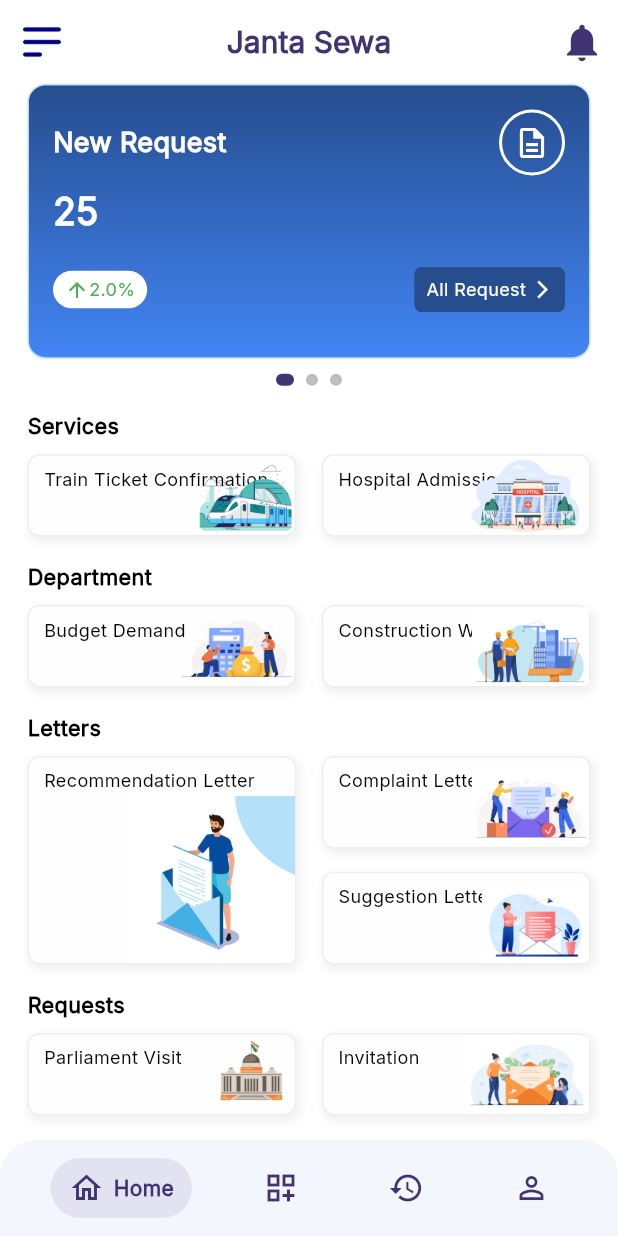
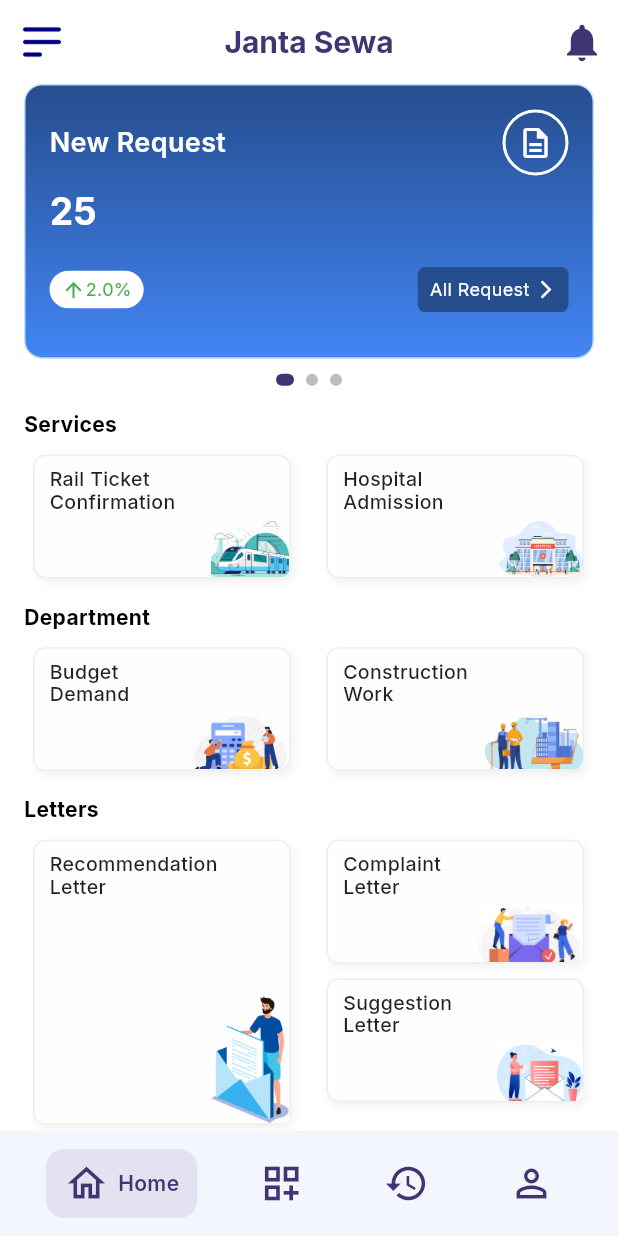
Before and after one commit to shail148/Admin-Janta-Sewa, a Flutter app: the screen it shows after launch, on a phone screen of 412 x 824 dp. Run offline on Flutter 3.47's test engine with Material 3 defaults, Android fonts, the light colour scheme and no system bars; drawn by our look-alikes of carousel_slider; our stand-ins replace file_picker, fl_chart, flutter_screenutil, flutter_svg, flutter_switch, get and 2 more.

Commit message:
implemented new_home_page

```diff
--- a/lib/bindings/app_bindings.dart
+++ b/lib/bindings/app_bindings.dart
@@ -1,4 +1,5 @@
 import 'package:admin_jantasewa/controllers/language/language_controller.dart';
+import 'package:admin_jantasewa/controllers/railTicket/rail_ticket_controller.dart';
 import 'package:admin_jantasewa/controllers/settings/report_issue_controller.dart';
 import 'package:admin_jantasewa/controllers/settings/setting_controller.dart';
 import 'package:get/get.dart';
@@ -16,6 +17,9 @@ class AppBinding extends Bindings {
    //
     Get.put<SettingsController>(SettingsController(), permanent: true);
 
+    Get.put<RailTicketController>(RailTicketController(), permanent: true);
+
+
 
 
   }
--- a/lib/components/home/custom_service_card_modern.dart
+++ b/lib/components/home/custom_service_card_modern.dart
@@ -1,71 +1,82 @@
 import 'package:flutter/material.dart';
 
 class CustomServiceCard extends StatelessWidget {
-  final String text;
+  final String title;
+  final double? height;
+  final double? width;
   final String imagePath;
   final VoidCallback onTap;
-  final double? width;
-  final double? height;
+  final double imageBoxFactor;
   final Color backgroundColor;
   final Color borderColor;
-  final double imageBoxFactor; // default 0.45
 
   const CustomServiceCard({
     super.key,
-    required this.text,
+    required this.title,
     required this.imagePath,
     required this.onTap,
+    this.height,
     this.width,
-    this.height,
+    this.imageBoxFactor = 0.45,
     this.backgroundColor = Colors.white,
     this.borderColor = const Color(0xFFEEEEEE),
-    this.imageBoxFactor = 0.45,
   });
 
   @override
   Widget build(BuildContext context) {
-    final screenWidth = MediaQuery.of(context).size.width;
-    final screenHeight = MediaQuery.of(context).size.height;
+    final double screenWidth = MediaQuery.of(context).size.width;
+    final double screenHeight = MediaQuery.of(context).size.height;
 
-    final cardWidth = width ?? screenWidth * 0.60;
-    final cardHeight = height ?? screenHeight * 0.14;
+    // keep default width similar to original admin card so two cards fit in a row
+   final double cardWidth = width ?? (screenWidth / 2.4);
+   // final cardWidth = width ?? screenWidth * 0.41;
+
+    // use a sensible default height (can be overridden)
+    final double cardHeight = height ?? (screenHeight * 0.10);
+
+    final double imgSize = (cardHeight < cardWidth ? cardHeight : cardWidth) * 0.8;
 
     return GestureDetector(
       onTap: onTap,
       child: Container(
+        height: cardHeight,
+        width: cardWidth,
         clipBehavior: Clip.antiAlias,
-        width: cardWidth,
-        height: cardHeight,
+        margin: const EdgeInsets.symmetric(horizontal: 6),
         decoration: BoxDecoration(
-          color: backgroundColor.withOpacity(0.90),
-          border: Border.all(color: borderColor),
+          color: backgroundColor.withOpacity(0.95),
           borderRadius: BorderRadius.circular(8),
+          border: Border.all(color: borderColor, width: 1),
           boxShadow: [
             BoxShadow(
               color: Colors.black.withOpacity(0.05),
-              spreadRadius: 1,
               blurRadius: 4,
               offset: const Offset(2, 3),
             ),
           ],
         ),
         child: Stack(
-          clipBehavior: Clip.none,
           children: [
-            Padding(
-              padding: const EdgeInsets.only(left: 10, top: 8),
+            // top-left title
+            Positioned(
+              left: 10,
+              top: 8,
+              right: imgSize * 0.4,
               child: Text(
-                text,
+                title,
                 style: const TextStyle(
-                  fontSize: 12,
-                  fontWeight: FontWeight.w400,
-                  color: Colors.black,
-                  height: 1.2,
+                  fontSize: 13,
+                  fontWeight: FontWeight.w500,
+                  color: Colors.black87,
+                  height: 1.15,
                 ),
                 maxLines: 2,
-                overflow: TextOverflow.ellipsis,
+                overflow: TextOverflow.visible,
+                softWrap: false,                   // prevents line break
               ),
             ),
+
+            // bottom-right image
             Positioned(
               bottom: 0,
               right: 0,
--- a/lib/components/home/new_modern_carousel.dart
+++ b/lib/components/home/new_modern_carousel.dart
@@ -258,6 +258,9 @@ class NotchedCardClipper extends CustomClipper<Path> {
     const notchHeight = 24.0;
     const notchRadius = 20.0;
 
+
+
+
     final path = Path();
 
     // Start at top-left with rounded corner
--- a/lib/components/home/request_carousel_slider.dart
+++ b/lib/components/home/request_carousel_slider.dart
@@ -36,6 +36,8 @@ class RequestCard extends StatelessWidget {
       height: screenHeight / 7,
      // margin: const EdgeInsets.symmetric(horizontal: 6),
       padding: const EdgeInsets.all(16),
+      //padding: const EdgeInsets.symmetric(vertical: 16, horizontal: 0),
+
       decoration: BoxDecoration(
         border: Border.all(color: Colors.blue.shade100),
         borderRadius: BorderRadius.circular(12),
--- a/lib/view/bottomPages/new_home_page.dart
+++ b/lib/view/bottomPages/new_home_page.dart
@@ -1,19 +1,18 @@
-import "package:admin_jantasewa/components/home/custom_service_card_modern.dart";
-import "package:admin_jantasewa/components/home/request_carousel_slider.dart";
-import "package:admin_jantasewa/view/budgetDemand/budget_all_request_page.dart";
-import "package:admin_jantasewa/view/complaintLetter/complaint_letter_allrequest_page.dart";
-import "package:admin_jantasewa/view/construction/construction_all_request_page.dart";
-import "package:admin_jantasewa/view/hospital/hospital_main_page.dart";
-import "package:admin_jantasewa/view/invitation/invitation_all_request_page.dart";
-import "package:admin_jantasewa/view/parliamentVisit/parliament_visit_allrequest_page.dart";
-import "package:admin_jantasewa/view/railTicketBook/rail_ticket_confirmation.dart";
-import "package:admin_jantasewa/view/recommendation/recommendation_all_request_page.dart";
-import "package:admin_jantasewa/view/suggestionLetter/suggestion_allrequest_page.dart";
-import "package:admin_jantasewa/widgets/custom_text.dart";
-import "package:flutter/material.dart";
-import "package:get/get.dart";
-import "package:flutter_screenutil/flutter_screenutil.dart";
-
+import 'package:admin_jantasewa/components/home/custom_service_card_modern.dart';
+import 'package:admin_jantasewa/components/home/request_carousel_slider.dart';
+import 'package:admin_jantasewa/controllers/railTicket/rail_ticket_controller.dart';
+import 'package:admin_jantasewa/view/budgetDemand/budget_all_request_page.dart';
+import 'package:admin_jantasewa/view/complaintLetter/complaint_letter_allrequest_page.dart';
+import 'package:admin_jantasewa/view/construction/construction_all_request_page.dart';
+import 'package:admin_jantasewa/view/hospital/hospital_main_page.dart';
+import 'package:admin_jantasewa/view/invitation/invitation_all_request_page.dart';
+import 'package:admin_jantasewa/view/parliamentVisit/parliament_visit_allrequest_page.dart';
+import 'package:admin_jantasewa/view/railTicketBook/rail_ticket_confirmation.dart';
+import 'package:admin_jantasewa/view/recommendation/recommendation_all_request_page.dart';
+import 'package:admin_jantasewa/view/suggestionLetter/suggestion_allrequest_page.dart';
+import 'package:admin_jantasewa/widgets/custom_text.dart';
+import 'package:flutter/material.dart';
+import 'package:get/get.dart';
 
 class NewHomePage extends StatefulWidget {
   const NewHomePage({super.key});
@@ -23,185 +22,164 @@ class NewHomePage extends StatefulWidget {
 }
 
 class _NewHomePageState extends State<NewHomePage> {
+  //final RailTicketController c = Get.put(RailTicketController(),permanent: true);
+
+  final RailTicketController controller = Get.find<RailTicketController>(); // Get.put() now in app binding
+
   @override
   Widget build(BuildContext context) {
     return Scaffold(
-      body: SafeArea(
+      body: SingleChildScrollView(
         child: Padding(
-          padding: EdgeInsets.symmetric(horizontal: 16.w),
-          child: Column(
-            children: [
-              RequestCarousel(),
-              SizedBox(height: 16.h),
-
-              // Services
-              Expanded(
+          padding: const EdgeInsets.symmetric(horizontal: 16),
           child: Column(
             crossAxisAlignment: CrossAxisAlignment.start,
             children: [
+              // keep RequestCarousel
+              RequestCarousel(),
+              const SizedBox(height: 16),
+
+              // Services
               CustomTextWidget(
                 text: 'Services',
-                      fontsize: 14.sp,
-                      fontWeight: FontWeight.w600,
+                fontWeight: FontWeight.bold,
+                fontsize: 14,
               ),
-                    SizedBox(height: 8.h),
-                    Expanded(
-                      child: Row(
+              const SizedBox(height: 10),
+              Row(
                 children: [
-                          Expanded(
-                            child: CustomServiceCard(
-                              text: "Train Ticket Confirmation",
-                              imagePath: "assets/icons/railticket.png",
-                              onTap: () => Get.to(() => RailTicketConfirmationPage()),
+                  CustomServiceCard(
+                    title: "Rail Ticket\nConfirmation",
+                    //imagePath: "assets/icons/railticket.png",
+                      imagePath: 'assets/images/train.png',
+
+                    onTap: () {
+                      Get.to(() => RailTicketConfirmationPage());
+                    },
                   ),
-                          ),
-                          SizedBox(width: 15.w),
-                          Expanded(
-                            child: CustomServiceCard(
-                              text: "Hospital Admission",
-                              imagePath: "assets/icons/hospitalservice.png",
-                              onTap: () => Get.to(() => HospitalMainPage()),
-                            ),
+                  const SizedBox(width: 12),
+                  CustomServiceCard(
+                    title: "Hospital\nAdmission",
+                   // imagePath: "assets/icons/hospitalservice.png",
+                   imagePath: 'assets/images/hospital.png',
+                    onTap: () {
+                      Get.to(() => HospitalMainPage());
+                    },
                   ),
                 ],
               ),
+
+              const SizedBox(height: 16),
+
+              // Department
+              CustomTextWidget(
+                text: 'Department',
+                fontWeight: FontWeight.bold,
+                fontsize: 14,
+              ),
+              const SizedBox(height: 10),
+              Row(
+                children: [
+                  CustomServiceCard(
+                    title: "Budget\nDemand",
+                    //imagePath: "assets/icons/budget.png",
+                    imagePath: 'assets/images/budget.png',
+                    onTap: () {
+                      Get.to(() => BudgetAllRequestPage());
+                    },
+                  ),
+                  const SizedBox(width: 12),
+                  CustomServiceCard(
+                    title: "Construction\nWork",
+                    //imagePath: "assets/icons/construction.jpg",
+                    imagePath: 'assets/images/construction.png',
+                    onTap: () {
+                      Get.to(() => ConstructionAllRequestPage());
+                    },
                   ),
                 ],
               ),
+
+              const SizedBox(height: 16),
+
+              // Letters
+              CustomTextWidget(
+                text: 'Letters',
+                fontWeight: FontWeight.bold,
+                fontsize: 14,
               ),
-
-              SizedBox(height: 16.h),
-
-              // Department
-              Expanded(
-                child: Column(
+              const SizedBox(height: 10),
+              Row(
                 crossAxisAlignment: CrossAxisAlignment.start,
                 children: [
-                    CustomTextWidget(
-                      text: 'Department',
-                      fontsize: 14.sp,
-                      fontWeight: FontWeight.w600,
+                  CustomServiceCard(
+                    title: "Recommendation \nLetter",
+                    height: 190,
+                    //imagePath: "assets/icons/letter.jpg",
+                    imagePath: 'assets/images/recommendation.png',
+                    onTap: () {
+                      Get.to(() => RecommendationAllRequestPage());
+                    },
                   ),
-                    SizedBox(height: 8.h),
-                    Expanded(
-                      child: Row(
+                  const SizedBox(width: 12),
+                  // stacked two small cards
+                  Column(
                     children: [
-                          Expanded(
-                            child: CustomServiceCard(
-                              text: "Budget Demand",
-                              imagePath: "assets/icons/budget.png",
-                              onTap: () => Get.to(() => BudgetAllRequestPage()),
+                      CustomServiceCard(
+                        title: "Complaint\nLetter",
+                        //imagePath: "assets/icons/complainletter.jpg",
+                        imagePath: 'assets/images/complaint.png',
+                        onTap: () {
+                          Get.to(() => ComplaintLetterAllRequestPage());
+                        },
                       ),
-                          ),
-                          SizedBox(width: 15.w),
-                          Expanded(
-                            child: CustomServiceCard(
-                              text: "Construction Work",
-                              imagePath: "assets/icons/construction.jpg",
-                              onTap: () => Get.to(() => ConstructionAllRequestPage()),
-                            ),
+                      const SizedBox(height: 10),
+                      CustomServiceCard(
+                        title: "Suggestion\nLetter",
+                        //imagePath: "assets/icons/suggestionletter.jpg",
+                        imagePath: 'assets/images/suggestion.png',
+                        onTap: () {
+                          Get.to(() => SuggestionLetterAllRequestPage());
+                        },
                       ),
                     ],
                   ),
+                ],
+              ),
+
+              const SizedBox(height: 16),
+
+              // Requests
+              CustomTextWidget(
+                text: 'Requests',
+                fontWeight: FontWeight.bold,
+                fontsize: 14,
+              ),
+              const SizedBox(height: 10),
+              Row(
+                children: [
+                  CustomServiceCard(
+                    title: "Parliament\nVisit",
+                    //imagePath: "assets/icons/parliament.png",
+                    imagePath: 'assets/images/parliament.png',
+                    imageBoxFactor: 0.5,
+                    onTap: () {
+                      Get.to(() => ParliamentVisitAllrequestPage());
+                    },
+                  ),
+                  const SizedBox(width: 12),
+                  CustomServiceCard(
+                    title: "Invitation",
+                    //imagePath: "assets/icons/invitation.jpg",
+                    imagePath: 'assets/images/invitation.png',
+                    onTap: () {
+                      Get.to(() => InvitationAllRequestPage());
+                    },
                   ),
                 ],
               ),
-              ),
 
-              SizedBox(height: 16.h),
-
-              // Letters
-              Expanded(
-                flex: 2,
-                child: Column(
-                  crossAxisAlignment: CrossAxisAlignment.start,
-                  children: [
-                    CustomTextWidget(
-                      text: 'Letters',
-                      fontsize: 14.sp,
-                      fontWeight: FontWeight.w600,
-                    ),
-                    SizedBox(height: 8.h),
-                    Expanded(
-                      child: Row(
-                        children: [
-                          Expanded(
-                            child: CustomServiceCard(
-                              height: 300.h,
-                              text: "Recommendation Letter",
-                              imagePath: "assets/icons/letter.jpg",
-                              onTap: () => Get.to(() => RecommendationAllRequestPage()),
-                            ),
-                          ),
-                          SizedBox(width: 15.w),
-                          Expanded(
-                            child: Column(
-                              children: [
-                                Expanded(
-                                  child: CustomServiceCard(
-                                    text: "Complaint Letter",
-                                    imagePath: "assets/icons/complainletter.jpg",
-                                    onTap: () => Get.to(() => ComplaintLetterAllRequestPage()),
-                                  ),
-                                ),
-                                SizedBox(height: 15.h),
-                                Expanded(
-                                  child: CustomServiceCard(
-                                    text: "Suggestion Letter",
-                                    imagePath: "assets/icons/suggestionletter.jpg",
-                                    onTap: () => Get.to(() => SuggestionLetterAllRequestPage()),
-                                  ),
-                                ),
-                              ],
-                            ),
-                          ),
-                        ],
-                      ),
-                    ),
-                  ],
-                ),
-              ),
-
-              SizedBox(height: 16.h),
-
-              // Requests
-              Expanded(
-                child: Column(
-                  crossAxisAlignment: CrossAxisAlignment.start,
-                  children: [
-                    CustomTextWidget(
-                      text: 'Requests',
-                      fontsize: 14.sp,
-                      fontWeight: FontWeight.w600,
-                    ),
-                    SizedBox(height: 8.h),
-                    Expanded(
-                      child: Row(
-                        children: [
-                          Expanded(
-                            child: CustomServiceCard(
-                              text: "Parliament Visit",
-                              imagePath: "assets/icons/parliament.png",
-                              imageBoxFactor: 0.5,
-                              onTap: () => Get.to(() => ParliamentVisitAllrequestPage()),
-                            ),
-                          ),
-                          SizedBox(width: 15.w),
-                          Expanded(
-                            child: CustomServiceCard(
-                              text: "Invitation",
-                              imagePath: "assets/icons/invitation.jpg",
-                              onTap: () => Get.to(() => InvitationAllRequestPage()),
-                            ),
-                          ),
-                        ],
-                      ),
-                    ),
-                  ],
-                ),
-              ),
-
-              SizedBox(height: 16.h),
+              const SizedBox(height: 16),
             ],
           ),
         ),
--- a/lib/view/dashboard/dashboard.dart
+++ b/lib/view/dashboard/dashboard.dart
@@ -77,11 +77,18 @@ class _DashboardPageState extends State<DashboardPage> {
 
       bottomNavigationBar: Container(
         padding: const EdgeInsets.symmetric(vertical: 12, horizontal: 16),
-        decoration: const BoxDecoration(
+        decoration:  BoxDecoration(
           color: Color(0xFFF4F6FE),
-          borderRadius: BorderRadius.only(
+          /* borderRadius: BorderRadius.only(
             topLeft: Radius.circular(24),
             topRight: Radius.circular(24),
+          ), */
+          //borderRadius: BorderRadius.circular(8.0)
+          borderRadius: BorderRadius.only(
+            topLeft: Radius.circular(0),
+            topRight: Radius.circular(0),
+            bottomLeft: Radius.circular(0),
+            bottomRight: Radius.circular(0),
           ),
         ),
         child: Row(
@@ -108,13 +115,16 @@ class _DashboardPageState extends State<DashboardPage> {
           color: isSelected
               ? AppColors.btnBgColor.withOpacity(0.1)
               : Colors.transparent,
-          borderRadius: BorderRadius.circular(20),
+          //borderRadius: BorderRadius.circular(20),
+          borderRadius: BorderRadius.circular(12),
+
         ),
         child: Row(
           children: [
             Icon(
               icon,
-              size: 24,
+              //size: 24,
+              size: 30,
               color: isSelected ? AppColors.primary : AppColors.primary,
             ),
             if (isSelected) ...[
@@ -123,6 +133,7 @@ class _DashboardPageState extends State<DashboardPage> {
                 label,
                 style: TextStyle(
                   fontSize: 14,
+                  fontFamily: 'Inter',
                   fontWeight: FontWeight.w600,
                   color: AppColors.primary,
                 ),
```
Also changed, not shown: pubspec.yaml (+17 -7 lines), assets/fonts/Inter-Bold.ttf (added), assets/fonts/Poppins-Bold.ttf (deleted), assets/fonts/Poppins-Regular.ttf (deleted), assets/fonts/Poppins-SemiBold.ttf (deleted), assets/fonts/pubspec.lock (added), assets/images/budget.png (added), assets/images/complaint.png (added), assets/images/construction.png (added), assets/images/hospital.png (added), assets/images/invitation.png (added), assets/images/parliament.png (added), assets/images/recommendation.png (added), assets/images/suggestion.png (added), 1 more files. Lines whose indentation alone changed are shown as unchanged.
